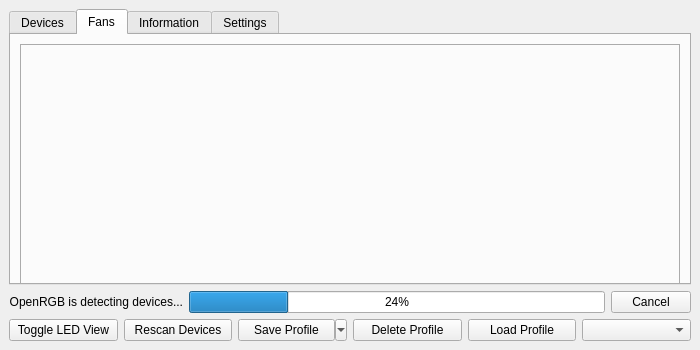
Charading/OpenRGB, file qt/OpenRGBDialog2.ui: the form before one commit.
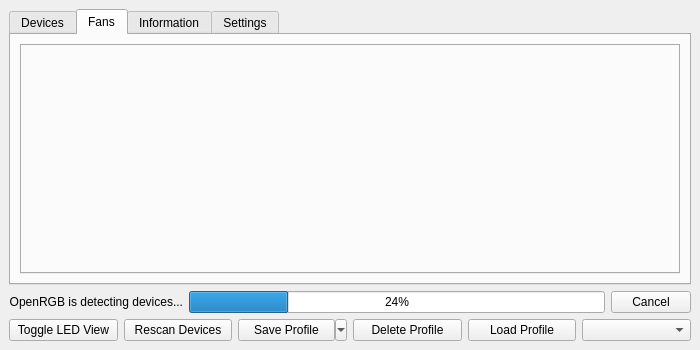
The form after the commit. The open tabs and pages were chosen to show the change.

Commit message: Fix fan tab in layout

Patch:
```diff
--- a/qt/OpenRGBDialog2.ui
+++ b/qt/OpenRGBDialog2.ui
@@ -47,15 +47,9 @@
        <attribute name="title">
         <string>Fans</string>
        </attribute>
+       <layout class="QGridLayout" name="gridLayout_2">
+        <item row="0" column="0">
        <widget class="QTabWidget" name="FanTabBar">
-        <property name="geometry">
-         <rect>
-          <x>9</x>
-          <y>9</y>
-          <width>660</width>
-          <height>248</height>
-         </rect>
-        </property>
         <property name="tabPosition">
          <enum>QTabWidget::West</enum>
         </property>
@@ -63,6 +57,8 @@
          <number>-1</number>
         </property>
        </widget>
+        </item>
+       </layout>
       </widget>
       <widget class="QWidget" name="TabInformation">
        <attribute name="title">
```
Lines whose indentation alone changed are shown as unchanged. The commit also changes 1 other file.
